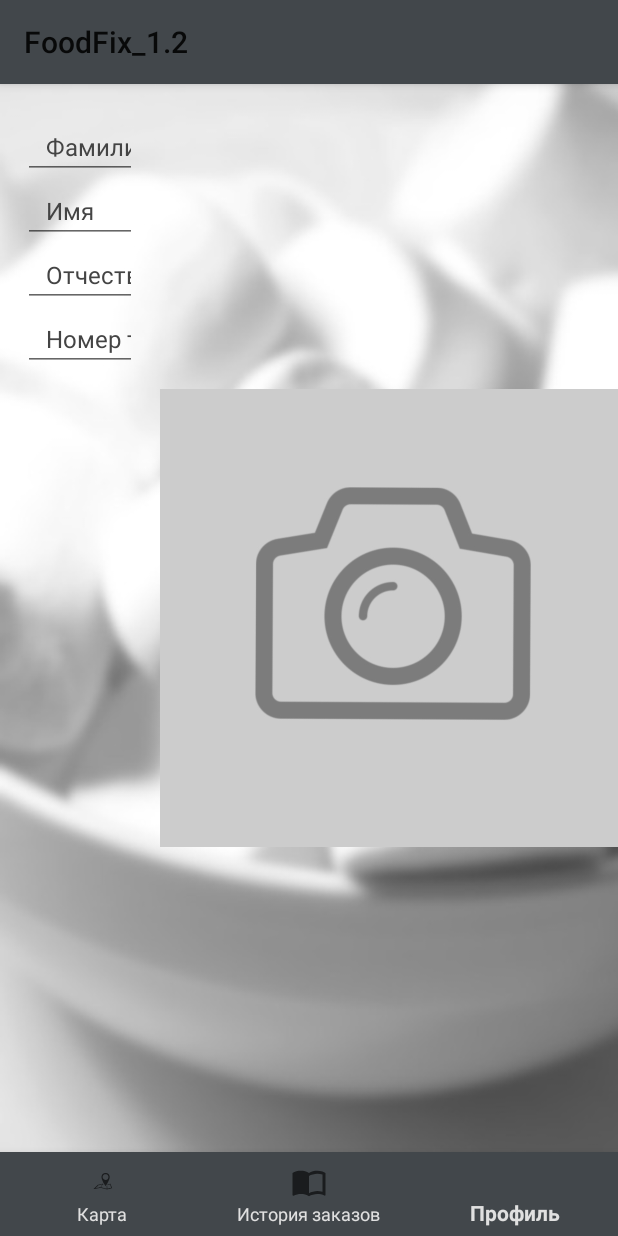
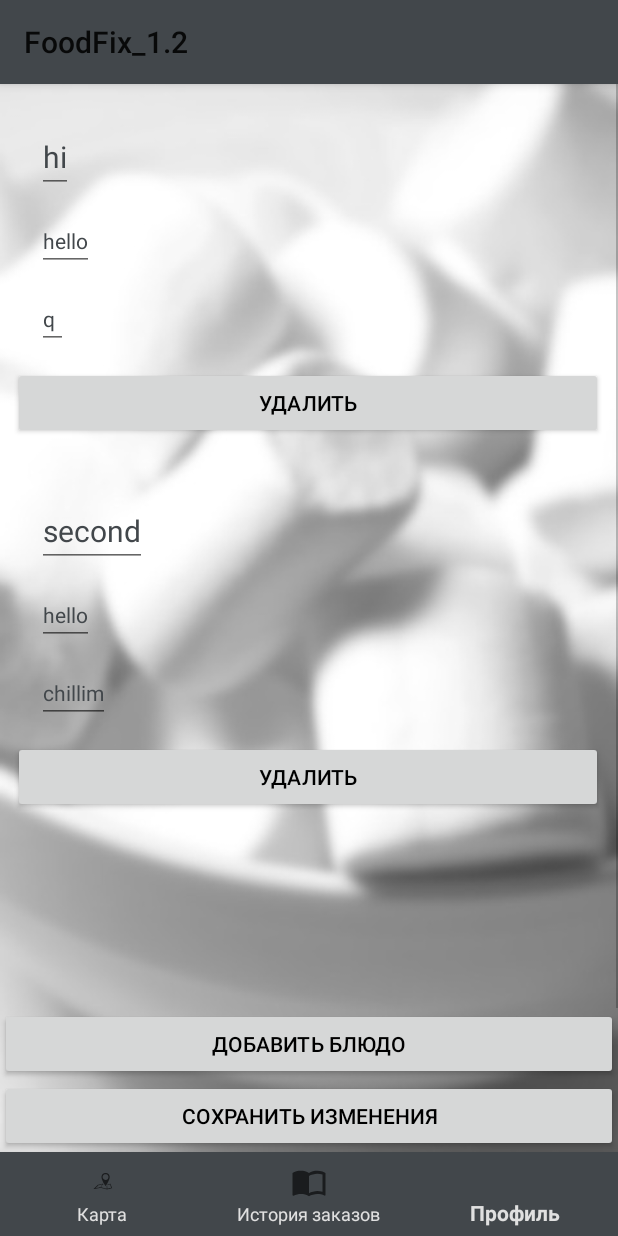
Before and after one commit to YuliaDr/FoodFix, an Android app: the MainMenu screen opened directly, with no data from a screen before it, item 3 of the bottom bar chosen, on a phone screen of 412 x 824 dp. Run offline under Robolectric (Android 15) with nearby library versions, the phone set to English and light mode, and no system bars.

Commit message:
add edit menu screen

```diff
--- a/app/src/main/java/com/example/user/foodfix_12/activity/MainActivity.java
+++ b/app/src/main/java/com/example/user/foodfix_12/activity/MainActivity.java
@@ -7,6 +7,7 @@ import android.os.Bundle;
 import android.widget.TextView;
 
 import com.example.user.foodfix_12.R;
+import com.example.user.foodfix_12.fragments.RestMenuFragment;
 
 public class MainActivity extends AppCompatActivity {
     private TextView textView;
@@ -24,6 +25,8 @@ public class MainActivity extends AppCompatActivity {
 
         handler = new Handler();
         onEverySecond.run();
+
+        //testing
     }
     Runnable onEverySecond=new Runnable() {
         public void run() {
--- a/app/src/main/java/com/example/user/foodfix_12/activity/MainMenu.java
+++ b/app/src/main/java/com/example/user/foodfix_12/activity/MainMenu.java
@@ -11,6 +11,7 @@ import com.example.user.foodfix_12.R;
 import com.example.user.foodfix_12.fragments.CardsFragment;
 import com.example.user.foodfix_12.fragments.MapFragment;
 import com.example.user.foodfix_12.fragments.ProfileFragment;
+import com.example.user.foodfix_12.fragments.RestMenuFragment;
 
 public class MainMenu extends AppCompatActivity {
     private BottomNavigationView.OnNavigationItemSelectedListener mOnNavigationItemSelectedListener
@@ -18,7 +19,9 @@ public class MainMenu extends AppCompatActivity {
 
         @Override
         public boolean onNavigationItemSelected(@NonNull MenuItem item) {
-            switch (item.getItemId()) {
+            //test
+            changeFragment(new RestMenuFragment());
+            /*switch (item.getItemId()) {
                 case R.id.navigation_map:
                     changeFragment(new MapFragment());
                     return true;
@@ -28,8 +31,9 @@ public class MainMenu extends AppCompatActivity {
                 case R.id.navigation_profile:
                     changeFragment(new ProfileFragment());
                     return true;
-            }
-            return false;
+            }*/
+            return true;
+            //return false;
         }
 
     };
--- a/app/src/main/java/com/example/user/foodfix_12/fragments/CardsFragment.java
+++ b/app/src/main/java/com/example/user/foodfix_12/fragments/CardsFragment.java
@@ -34,7 +34,8 @@ public class CardsFragment extends Fragment {
     private List<Card> createCards() {
         List<Card> cards = new ArrayList<>();
         for (int i = 1; i < 10; i++) {
-            Card card = new Card("Заказ №" + i, "Время: ЧЧ:ММ", "Оплата: " + i*127 + "\u20BD", "Статус: Принят", "Место: Название ресторана");
+            Card card = new Card("Заказ №" + i, "Время: ЧЧ:ММ", "Оплата: "
+                    + i*127 + "\u20BD", "Статус: Принят", "Место: Название ресторана");
             cards.add(card);
         }
         return cards;
--- a/app/src/main/java/com/example/user/foodfix_12/fragments/MapFragment.java
+++ b/app/src/main/java/com/example/user/foodfix_12/fragments/MapFragment.java
@@ -69,7 +69,8 @@ public class MapFragment extends Fragment implements OnMapReadyCallback {
     private BitmapDescriptor bitmapDescriptorFromVector(Context context, int vectorResId) {
         Drawable vectorDrawable = ContextCompat.getDrawable(context, vectorResId);
         vectorDrawable.setBounds(0, 0, vectorDrawable.getIntrinsicWidth(), vectorDrawable.getIntrinsicHeight());
-        Bitmap bitmap = Bitmap.createBitmap(vectorDrawable.getIntrinsicWidth(), vectorDrawable.getIntrinsicHeight(), Bitmap.Config.ARGB_8888);
+        Bitmap bitmap = Bitmap.createBitmap(vectorDrawable.getIntrinsicWidth(), vectorDrawable.getIntrinsicHeight(),
+                Bitmap.Config.ARGB_8888);
         Canvas canvas = new Canvas(bitmap);
         vectorDrawable.draw(canvas);
         return BitmapDescriptorFactory.fromBitmap(bitmap);
--- /dev/null
+++ b/app/src/main/java/com/example/user/foodfix_12/fragments/Menu.java
@@ -0,0 +1,68 @@
+package com.example.user.foodfix_12.fragments;
+
+import android.widget.Toast;
+
+import com.example.user.foodfix_12.Other.MyApplication;
+import com.example.user.foodfix_12.activity.MainActivity;
+
+import java.util.ArrayList;
+import java.util.List;
+
+class Menu {
+
+    private String titleM;
+    private String message_name;
+    private String message_payM;
+
+    Menu(String titleM, String message_name, String message_payM) {
+        this.titleM = titleM;
+        this.message_name = message_name;
+        this.message_payM = message_payM;
+    }
+
+    Menu() {
+        this.titleM = this.message_payM = this.message_name = "";
+    }
+
+    public static List<Menu> getMenu() {
+        //TODO get list of dishes in menu
+        List<Menu> list = new ArrayList<>();
+        list.add(new Menu("hi", "hello", "q"));
+        list.add(new Menu("second", "hello", "chillim"));
+        return list;
+    }
+
+    public static void saveChanges(List<Menu> menus) {
+        //TODO send new menu to server
+        try {
+            Toast.makeText(MyApplication.getAppContext(), "Идет сохранение", Toast.LENGTH_SHORT).show();
+        }
+        catch (Exception e) {
+            e.printStackTrace();
+        }
+    }
+
+    public String getTitleM() {
+        return titleM;
+    }
+
+    public String getMessage_name() {
+        return message_name;
+    }
+
+    public String getMessage_payM() {
+        return message_payM;
+    }
+
+    public void setTitleM(String s) {
+        this.titleM = s;
+    }
+
+    public void setMessage_name(String s) {
+        this.message_name = s;
+    }
+
+    public void setMessage_payM(String s) {
+        this.message_payM = s;
+    }
+}
--- /dev/null
+++ b/app/src/main/java/com/example/user/foodfix_12/fragments/RestMenuAdapter.java
@@ -0,0 +1,116 @@
+package com.example.user.foodfix_12.fragments;
+
+import android.support.v7.widget.RecyclerView;
+import android.text.Editable;
+import android.text.TextWatcher;
+import android.view.LayoutInflater;
+import android.view.View;
+import android.view.ViewGroup;
+import android.widget.Button;
+import android.widget.EditText;
+import android.widget.TextView;
+
+import com.example.user.foodfix_12.R;
+
+import java.util.ArrayList;
+import java.util.List;
+
+public class RestMenuAdapter extends RecyclerView.Adapter<RestMenuAdapter.MenuViewHolder> {
+
+    private static List<Menu> menus;
+
+    public RestMenuAdapter() {
+        menus = new ArrayList<>();
+    }
+
+    public List<Menu> getMenus() {
+        return menus;
+    }
+
+    @Override
+    public MenuViewHolder onCreateViewHolder(ViewGroup parent, int viewType) {
+        View view = LayoutInflater.from(parent.getContext()).
+                inflate(com.example.user.foodfix_12.R.layout.menu_item_view, parent, false);
+        return new MenuViewHolder(view);
+    }
+
+    @Override
+    public void onBindViewHolder(MenuViewHolder holder, int pos) {
+        Menu menu = menus.get(pos);
+        holder.titleM.setText(menu.getTitleM());
+        holder.message_name.setText(menu.getMessage_name());
+        holder.message_payM.setText(menu.getMessage_payM());
+        holder.setMenu(menu);
+    }
+
+    @Override
+    public int getItemCount() {
+        return menus.size();
+    }
+
+    public void addMenu(List<Menu> items) {
+        menus.addAll(items);
+    }
+
+    class MenuViewHolder extends RecyclerView.ViewHolder implements TextWatcher {
+
+        EditText titleM;
+        EditText message_name;
+        EditText message_payM;
+        Button btnDelete;
+        Menu menu;
+        int pos;
+
+        public MenuViewHolder(final View itemView) {
+            super(itemView);
+            titleM = itemView.findViewById(com.example.user.foodfix_12.R.id.menu_titleM);
+            message_name = itemView.findViewById(com.example.user.foodfix_12.R.id.menu_message_name);
+            message_payM = itemView.findViewById(com.example.user.foodfix_12.R.id.menu_message_payM);
+            btnDelete = itemView.findViewById(R.id.btnDelete);
+
+            btnDelete.setOnClickListener(new View.OnClickListener() {
+                @Override
+                public void onClick(View view) {
+                    int pos = menus.indexOf(menu);
+                    menus.remove(pos);
+                    RestMenuAdapter.this.notifyItemRemoved(pos);
+                }
+            });
+
+            message_payM.addTextChangedListener(this);
+            titleM.addTextChangedListener(this);
+            message_name.addTextChangedListener(this);
+        }
+
+        @Override
+        public void beforeTextChanged(CharSequence charSequence, int i, int i1, int i2) {
+
+        }
+
+        @Override
+        public void onTextChanged(CharSequence charSequence, int i, int i1, int i2) {
+
+        }
+
+        @Override
+        public void afterTextChanged(Editable editable) {
+            try {
+                pos = menus.indexOf(menu);
+                menu.setMessage_name(message_name.getText().toString());
+                menu.setMessage_payM(message_payM.getText().toString());
+                menu.setTitleM(titleM.getText().toString());
+                menus.set(pos, menu);
+                //notifyDataSetChanged();
+            }
+            catch (Exception e) {
+                Exception x = e;
+                System.out.println(e);
+            }
+        }
+
+        void setMenu(Menu menu) {
+            this.menu = menu;
+        }
+    }
+
+}
--- /dev/null
+++ b/app/src/main/java/com/example/user/foodfix_12/fragments/RestMenuFragment.java
@@ -0,0 +1,72 @@
+package com.example.user.foodfix_12.fragments;
+
+import android.content.Context;
+import android.os.Bundle;
+import android.support.annotation.Nullable;
+import android.support.v4.app.Fragment;
+import android.support.v7.view.menu.MenuAdapter;
+import android.support.v7.widget.DividerItemDecoration;
+import android.support.v7.widget.LinearLayoutManager;
+import android.support.v7.widget.RecyclerView;
+import android.view.LayoutInflater;
+import android.view.View;
+import android.view.ViewGroup;
+import android.widget.Button;
+
+import com.example.user.foodfix_12.R;
+
+import java.util.ArrayList;
+import java.util.List;
+import java.util.Vector;
+
+public class RestMenuFragment extends Fragment {
+
+    private RecyclerView mRecycler;
+    private Button btnSave;
+
+    @Override
+    public View onCreateView(LayoutInflater inflater, ViewGroup container, Bundle savedInstanceState) {
+        View v = inflater.inflate(R.layout.fragment_restmenu, container, false);
+
+        mRecycler = v.findViewById(R.id.menu_recycler);
+        mRecycler.setLayoutManager(new LinearLayoutManager(getActivity(), LinearLayoutManager.VERTICAL, false));
+        final RestMenuAdapter adapter = new RestMenuAdapter();
+        mRecycler.setAdapter(adapter);
+        mRecycler.addItemDecoration(new DividerItemDecoration(mRecycler.getContext(), DividerItemDecoration.HORIZONTAL));
+        adapter.addMenu(createMenus());
+        adapter.notifyDataSetChanged();
+
+        v.findViewById(R.id.btnSave).setOnClickListener(new View.OnClickListener() {
+            @Override
+            public void onClick(View view) {
+                List<Menu> menus = adapter.getMenus();
+                Menu.saveChanges(menus);
+            }
+        });
+
+        v.findViewById(R.id.btnAdd).setOnClickListener(new View.OnClickListener() {
+            @Override
+            public void onClick(View view) {
+                Menu menu = new Menu();
+                List<Menu> menus = new ArrayList<>();
+                menus.add(menu);
+                adapter.addMenu(menus);
+                adapter.notifyItemInserted(adapter.getItemCount() - 1);
+            }
+        });
+
+        return v;
+    }
+
+    public static RestMenuFragment newInstance() {
+
+        RestMenuFragment f = new RestMenuFragment();
+        return f;
+    }
+
+    private List<Menu> createMenus() {
+        List<Menu> menus = Menu.getMenu();
+        return menus;
+    }
+
+}
--- /dev/null
+++ b/app/src/main/res/layout/fragment_restmenu.xml
@@ -0,0 +1,30 @@
+<?xml version="1.0" encoding="utf-8"?>
+<LinearLayout xmlns:android="http://schemas.android.com/apk/res/android"
+    xmlns:app="http://schemas.android.com/apk/res-auto"
+    android:orientation="vertical"
+    android:layout_width="match_parent"
+    android:layout_height="match_parent"
+    android:weightSum="1"
+    app:layout_behavior="@string/appbar_scrolling_view_behavior">
+
+    <android.support.v7.widget.RecyclerView
+        android:id="@+id/menu_recycler"
+        android:layout_width="match_parent"
+        android:layout_height="match_parent"
+        android:layout_weight="1"/>
+
+    <Button
+        android:id="@+id/btnAdd"
+        android:layout_width="match_parent"
+        android:layout_height="wrap_content"
+        android:text="@string/add_dish"
+        android:textColor="#000"/>
+
+    <Button
+        android:id="@+id/btnSave"
+        android:layout_width="match_parent"
+        android:layout_height="wrap_content"
+        android:text="@string/save"
+        android:textColor="#000"/>
+
+</LinearLayout>
--- /dev/null
+++ b/app/src/main/res/layout/menu_item_view.xml
@@ -0,0 +1,77 @@
+<?xml version="1.0" encoding="utf-8"?>
+<LinearLayout xmlns:android="http://schemas.android.com/apk/res/android"
+    xmlns:app="http://schemas.android.com/apk/res-auto"
+    xmlns:tools="http://schemas.android.com/tools"
+    android:orientation="vertical"
+    android:layout_width="match_parent"
+    android:layout_height="wrap_content">
+
+    <android.support.v7.widget.CardView
+        app:cardMaxElevation="8dp"
+        app:cardPreventCornerOverlap="true"
+        app:cardCornerRadius="2dp"
+        app:cardUseCompatPadding="true"
+        android:layout_width="match_parent"
+        android:layout_height="wrap_content"
+        app:cardBackgroundColor="@android:color/transparent"
+        app:cardElevation="0dp">
+
+        <RelativeLayout
+            android:layout_width="match_parent"
+            android:layout_height="wrap_content">
+
+            <EditText
+                android:id="@+id/menu_titleM"
+                android:layout_width="wrap_content"
+                android:layout_height="wrap_content"
+                android:layout_marginStart="16dp"
+                android:layout_marginTop="12dp"
+                android:layout_marginEnd="16dp"
+                android:layout_marginBottom="12dp"
+                android:textAppearance="@style/TextAppearance.AppCompat.Caption"
+                android:textColor="@color/color"
+                android:textSize="20sp" />
+
+            <EditText
+                android:id="@+id/menu_message_name"
+                android:layout_below="@id/menu_titleM"
+                android:layout_width="wrap_content"
+                android:layout_height="wrap_content"
+                android:layout_marginStart="16dp"
+                android:layout_marginEnd="16dp"
+                android:layout_marginBottom="12dp"
+                android:textColor="@color/color"
+                android:textSize="14sp"/>
+
+            <EditText
+                android:id="@+id/menu_message_payM"
+                android:layout_below="@id/menu_message_name"
+                android:layout_width="wrap_content"
+                android:layout_height="wrap_content"
+                android:layout_marginStart="16dp"
+                android:layout_marginEnd="16dp"
+                android:layout_marginBottom="12dp"
+                android:textColor="@color/color"
+                android:textSize="14sp"/>
+
+            <LinearLayout
+                android:id="@+id/menu_quantity"
+                android:layout_below="@id/menu_message_payM"
+                android:layout_width="match_parent"
+                android:layout_height="wrap_content"
+                android:orientation="horizontal">
+
+                <Button
+                    android:id="@+id/btnDelete"
+                    android:layout_width="match_parent"
+                    android:layout_height="wrap_content"
+                    android:layout_weight="1"
+                    android:text="Удалить"
+                    android:textColor="#000000" />
+
+            </LinearLayout>
+
+        </RelativeLayout>
+    </android.support.v7.widget.CardView>
+
+</LinearLayout>
--- a/app/src/main/res/values/strings.xml
+++ b/app/src/main/res/values/strings.xml
@@ -13,4 +13,9 @@
     <string name="sendcode">Отправить код</string>
     <string name="google_maps_key">AIzaSyDrwr_pXle9YnSfGosT2GfCDdfR26H8jhc</string>
     <string name="entercode">Введите код</string>
+
+    <!-- TODO: Remove or change this placeholder text -->
+    <string name="hello_blank_fragment">Hello blank fragment</string>
+    <string name="add_dish">Добавить блюдо</string>
+    <string name="save">Сохранить изменения</string>
 </resources>
```
Also changed, not shown: app/src/main/java/com/example/user/foodfix_12/Other/MyApplication.java (added, +18 -0 lines), app/src/main/res/layout/fragment_dish.xml (added, +46 -0 lines).
